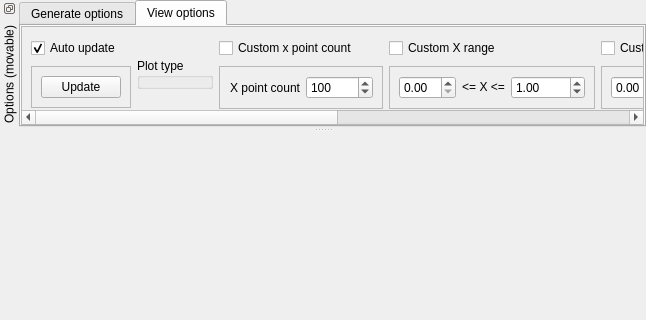
Old version of the form plot/FormMain.ui in the repository conelov/RandomUniq; both pictures show x 0 to 646 and y 0 to 320 of the 646 by 778 pixel window.
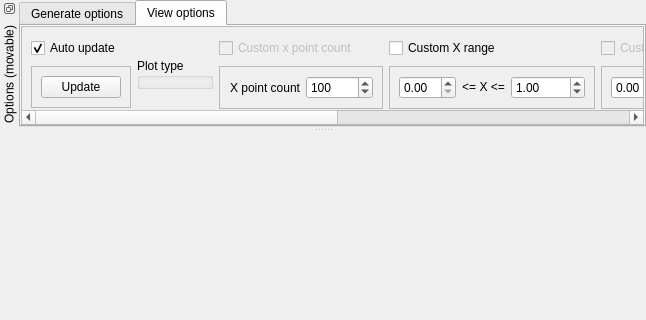
New version of the form. The open tabs and pages were chosen to show the change. Custom widgets are drawn as their Qt base class.

Commit message: plot ui link auto cb to elements

Diff of the .ui file:
```diff
--- a/plot/FormMain.ui
+++ b/plot/FormMain.ui
@@ -365,6 +365,9 @@
                </property>
                <item>
                 <widget class="QCheckBox" name="cb_customXPointCount">
+                 <property name="enabled">
+                  <bool>false</bool>
+                 </property>
                  <property name="sizePolicy">
                   <sizepolicy hsizetype="Maximum" vsizetype="Fixed">
                    <horstretch>0</horstretch>
@@ -500,7 +503,7 @@
                <item>
                 <widget class="QCheckBox" name="cb_customYRange">
                  <property name="enabled">
-                  <bool>true</bool>
+                  <bool>false</bool>
                  </property>
                  <property name="sizePolicy">
                   <sizepolicy hsizetype="Maximum" vsizetype="Fixed">
```
Left out of the diff: 4 changed lines with no effect on the pictures. The commit also changes 7 other files.
